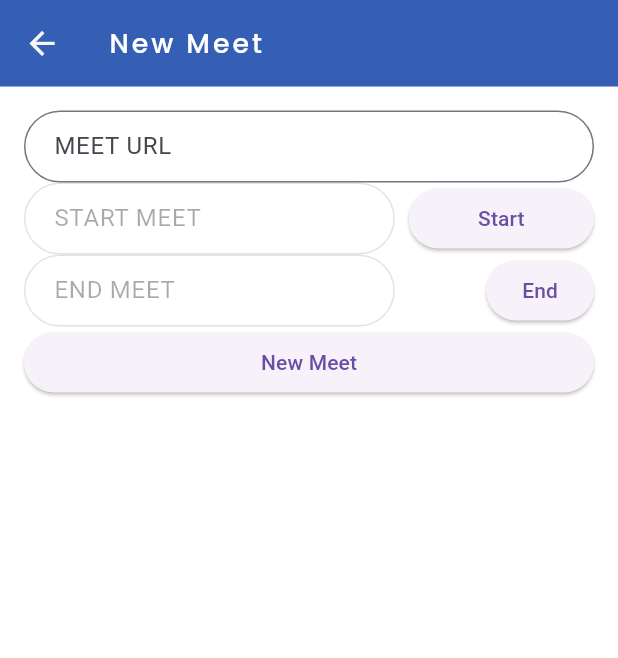
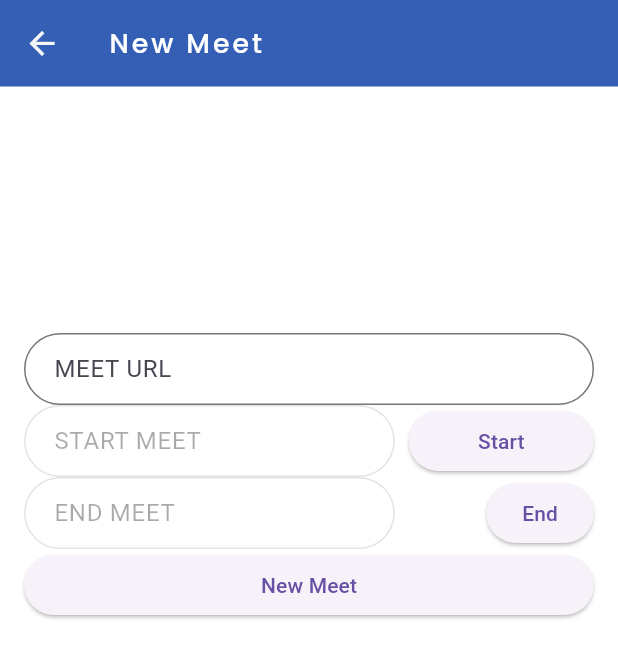
Before and after one commit to ahmedShabaan11/university_project, a Flutter app: the AddMeet screen opened by its route, on a phone screen of 412 x 824 dp. Shown: the top 658 px of the screen. Run offline on Flutter 3.47's test engine with Material 3 defaults, Android fonts, the phone set to English and light mode, and no system bars; our stand-ins replace chat_bubbles, cloud_firestore, firebase_auth, firebase_core, google_fonts, image_picker and 1 more; accounts and stored records are empty.

Commit message:
Update add_meet.dart
Handel Add meet model ui screen

```diff
--- a/lib/screens/meet/add_meet.dart
+++ b/lib/screens/meet/add_meet.dart
@@ -28,6 +28,7 @@ class _AddMeetState extends State<AddMeet> {
           key: formKey,
           child: ListView(
             children: [
+              SizedBox(height:MediaQuery.of(context).size.height*0.18),
               CustomTextFormField(
                 text: "Meet Url",
                 controller: meetFirebase.url,
```
